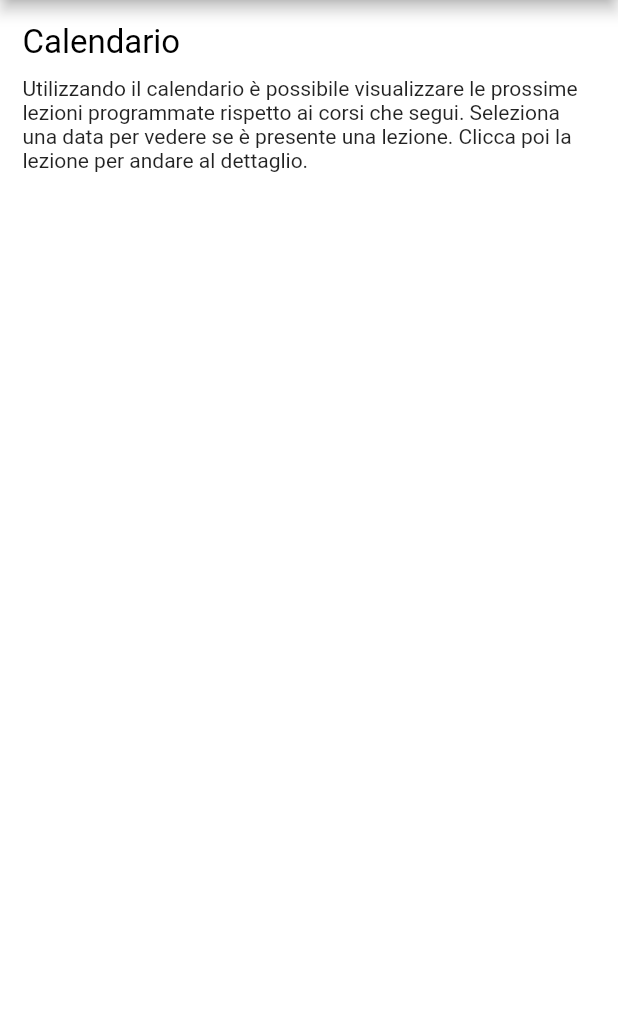
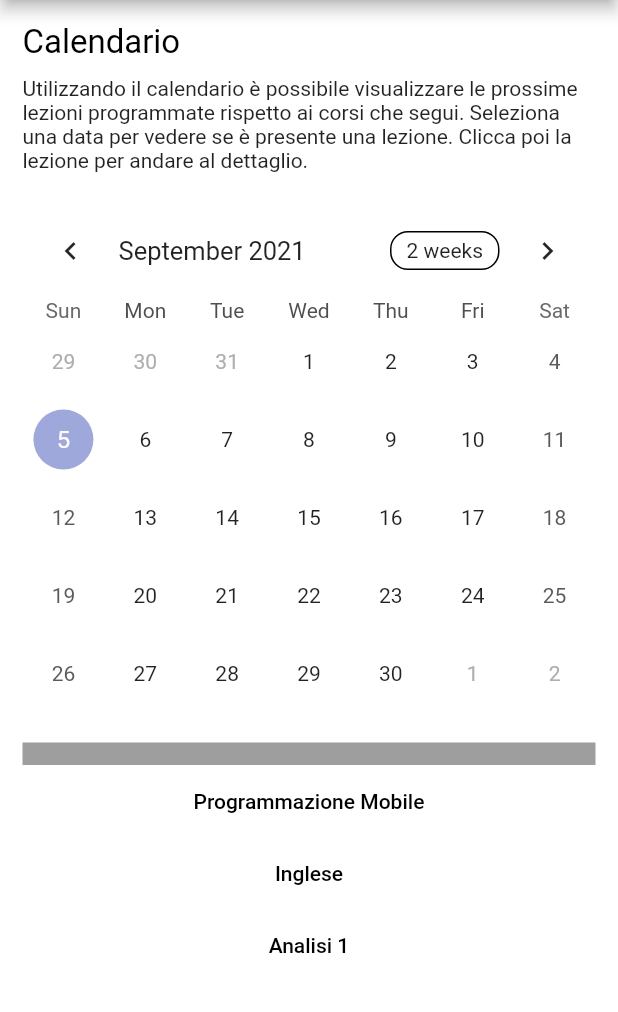
Before and after one commit to federicobenedetti/AgendaUnivPM-flutter, a Flutter app: the LessonCalendar screen opened by its route, on a phone screen of 412 x 824 dp, the part 84-1096 px from its top. Run offline on Flutter 3.47's test engine with Material 2 defaults, Android fonts, the phone set to English and light mode, and no system bars; drawn by our look-alikes of table_calendar.

```diff
--- a/lib/screens/lessoncalendar.dart
+++ b/lib/screens/lessoncalendar.dart
@@ -1,13 +1,14 @@
 import 'package:flutter/cupertino.dart';
 import 'package:flutter/material.dart';
+import 'package:table_calendar/table_calendar.dart';
 
 class LessonCalendar extends StatefulWidget {
   LessonCalendar({Key? key}) : super(key: key);
   @override
-  _FaqState createState() => _FaqState();
+  _LessonCalendarState createState() => _LessonCalendarState();
 }
 
-class _FaqState extends State<LessonCalendar> {
+class _LessonCalendarState extends State<LessonCalendar> {
   @override
   Widget build(BuildContext context) {
     return Scaffold(
@@ -15,6 +16,7 @@ class _FaqState extends State<LessonCalendar> {
       body: Padding(
         padding: EdgeInsets.all(15.0),
         child: Column(
+          crossAxisAlignment: CrossAxisAlignment.stretch,
           children: <Widget>[
             SizedBox(
               width: double.infinity,
@@ -28,6 +30,58 @@ class _FaqState extends State<LessonCalendar> {
             Text(
                 "Utilizzando il calendario è possibile visualizzare le prossime lezioni programmate rispetto ai corsi che segui. Seleziona una data per vedere se è presente una lezione. Clicca poi la lezione per andare al dettaglio."),
             SizedBox(height: 20),
+            TableCalendar(
+              firstDay: DateTime.utc(2010, 10, 16),
+              lastDay: DateTime.utc(2030, 3, 14),
+              focusedDay: DateTime.now(),
+            ),
+            SizedBox(
+              height: 20,
+            ),
+            SizedBox(
+                height: 15,
+                width: 550,
+                child: const DecoratedBox(
+                  decoration: const BoxDecoration(color: Colors.grey),
+                )),
+            Expanded(
+                flex: 1,
+                child: SingleChildScrollView(
+                  child: Column(
+                    children: [
+                      TextButton(
+                        child: Text("Programmazione Mobile",
+                            textAlign: TextAlign.left,
+                            style: TextStyle(
+                              color: Colors.black,
+                            )),
+                        onPressed: () {
+                          Navigator.pushNamed(context, "/dettagliolezione");
+                        },
+                      ),
+                      TextButton(
+                        child: Text("Inglese",
+                            textAlign: TextAlign.left,
+                            style: TextStyle(
+                              color: Colors.black,
+                            )),
+                        onPressed: () {
+                          Navigator.pushNamed(context, "/dettagliolezione");
+                        },
+                      ),
+                      TextButton(
+                        child: Text("Analisi 1",
+                            textAlign: TextAlign.left,
+                            style: TextStyle(
+                              color: Colors.black,
+                            )),
+                        onPressed: () {
+                          Navigator.pushNamed(context, "/dettagliolezione");
+                        },
+                      )
+                    ],
+                  ),
+                ))
           ],
         ),
       ),
--- a/lib/screens/listacorsiiscritto.dart
+++ b/lib/screens/listacorsiiscritto.dart
@@ -36,7 +36,7 @@ class _ListaCorsiIscrittoState extends State<ListaCorsiIscritto> {
                   scrollDirection: Axis.vertical,
                   shrinkWrap: true,
                   // Let the ListView know how many items it needs to build.
-                  itemCount: 10,
+                  itemCount: 4,
                   // Provide a builder function. This is where the magic happens.
                   // Convert each item into a widget based on the type of item it is.
                   itemBuilder: (context, index) {
--- a/lib/screens/listalezioni.dart
+++ b/lib/screens/listalezioni.dart
@@ -36,7 +36,7 @@ class _ListaLezioniState extends State<ListaLezioni> {
                 scrollDirection: Axis.vertical,
                 shrinkWrap: true,
                 // Let the ListView know how many items it needs to build.
-                itemCount: 10,
+                itemCount: 5,
                 // Provide a builder function. This is where the magic happens.
                 // Convert each item into a widget based on the type of item it is.
                 itemBuilder: (context, index) {
--- a/lib/widgets/cardcourse.dart
+++ b/lib/widgets/cardcourse.dart
@@ -10,6 +10,7 @@ class CardCourse extends StatefulWidget {
 class _CardCourseState extends State<CardCourse> {
   @override
   Widget build(BuildContext context) {
+
     return Card(
       clipBehavior: Clip.antiAlias,
       child: Column(
--- a/pubspec.yaml
+++ b/pubspec.yaml
@@ -13,6 +13,7 @@ dependencies:
     sdk: flutter
 
   cupertino_icons: ^1.0.2
+  table_calendar: ^3.0.2
 
 dev_dependencies:
   flutter_test:
```
Also changed, not shown: pubspec.lock.
